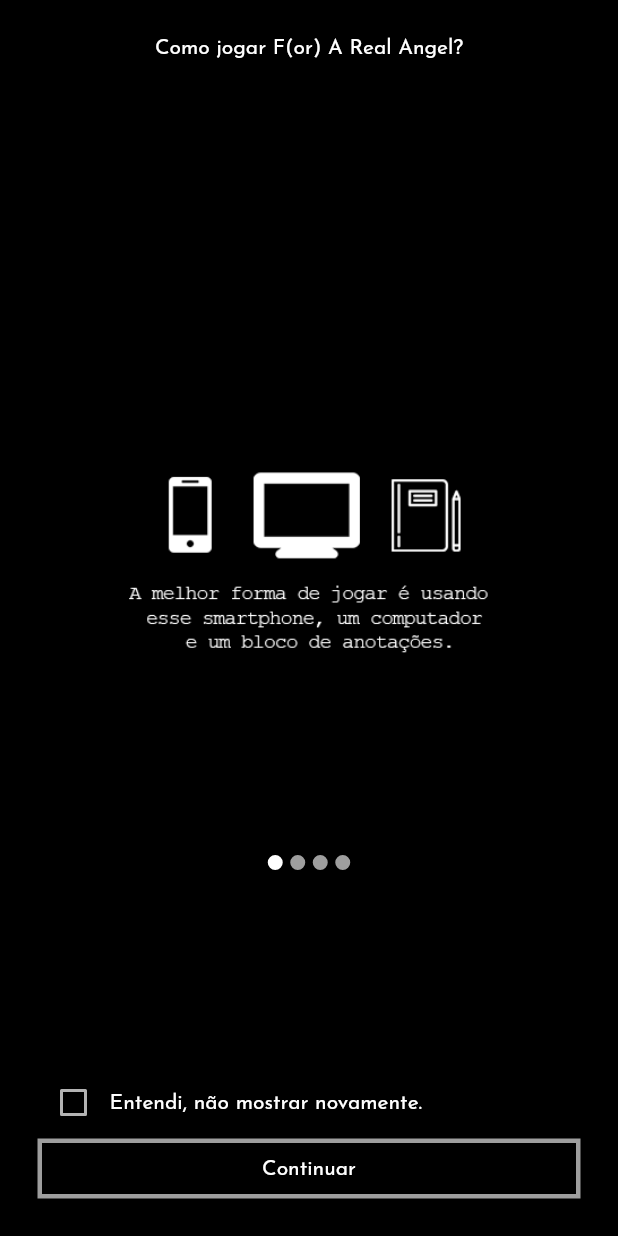
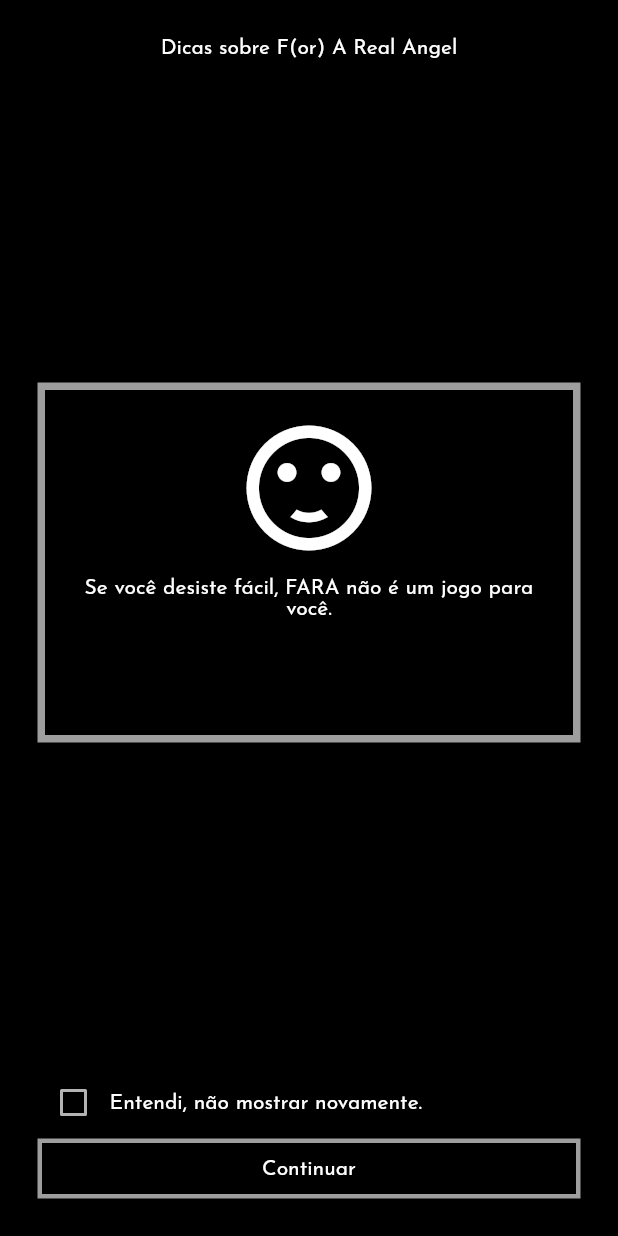
Before and after one commit to ricarthlima/for-a-real-angel, a Flutter app: the screen it shows after launch, on a phone screen of 412 x 824 dp. Run offline on Flutter 3.47's test engine with Material 2 defaults, Android fonts, the phone set to English and light mode, and no system bars; drawn by our look-alikes of carousel_slider; our stand-ins replace package_info, shared_preferences; missing offline and left inert: soundpool, swipedetector.

Commit message:
um monte de coisa

```diff
--- a/lib/screens/simple_cap.dart
+++ b/lib/screens/simple_cap.dart
@@ -51,6 +51,7 @@
 
   @override
   Widget build(BuildContext context) {
+    Size size = MediaQuery.of(context).size;
     Chapter cap = chapters[idChapter];
 
     return Scaffold(
@@ -82,6 +83,8 @@
             }
           },
           child: Container(
+            height: size.height,
+            width: size.width,
             decoration: BoxDecoration(
               color: Colors.black,
               border: Border.all(
@@ -117,7 +120,7 @@
                       Column(
                         children: <Widget>[
                           Icon(cap.icon),
-                          Text(cap.title),
+                          Text(cap.id.toString() + " - " + cap.title),
                         ],
                       ),
                       GestureDetector(
--- a/lib/screens/starter.dart
+++ b/lib/screens/starter.dart
@@ -1,3 +1,4 @@
+import 'package:carousel_slider/carousel_slider.dart';
 import 'package:flutter/material.dart';
 import 'package:for_a_real_angel/desktop.dart';
 import 'package:for_a_real_angel/screens/chapter_splash.dart';
@@ -12,7 +13,7 @@
 
 class _StarterState extends State<Starter> {
   bool _selectSkip = false;
-  int nav = 0;
+  int _current = 0;
 
   @override
   void initState() {
@@ -29,146 +30,86 @@
         mainAxisAlignment: MainAxisAlignment.spaceBetween,
         crossAxisAlignment: CrossAxisAlignment.center,
         children: <Widget>[
-          Text("Como jogar F(or) A Real Angel?"),
-          SwipeDetector(
-            swipeConfiguration: SwipeConfiguration(
-              horizontalSwipeMinVelocity: 50.0,
-              horizontalSwipeMinDisplacement: 10.0,
-            ),
-            onSwipeLeft: () {
-              if (nav < 3) {
-                setState(() {
-                  nav += 1;
-                });
-              }
-            },
-            onSwipeRight: () {
-              if (nav > 0) {
-                setState(() {
-                  nav -= 1;
-                });
-              }
-            },
-            child: Column(
-              children: <Widget>[
-                (nav == 0)
-                    ? Container(
-                        height: 400,
-                        child: Image.asset("assets/melhor.png"),
-                      )
-                    : (nav == 1)
-                        ? Container(
-                            height: 400,
-                            child: Column(
+          Text("Dicas sobre F(or) A Real Angel"),
+          Column(
             mainAxisAlignment: MainAxisAlignment.center,
             crossAxisAlignment: CrossAxisAlignment.center,
             children: <Widget>[
-                                Image.asset("assets/help2.png"),
-                                Center(
-                                  child: Text(
-                                    "Acesse o sistema do PROJETO K22B para conseguir os Códigos de Restauração.",
-                                    textAlign: TextAlign.center,
+              Container(
+                padding: EdgeInsets.all(15),
+                alignment: Alignment.center,
+                decoration: BoxDecoration(
+                  color: Colors.black,
+                  border: Border.all(color: Colors.grey, width: 5),
                 ),
-                                )
-                              ],
+                child: CarouselSlider(
+                  height: 200,
+                  autoPlay: true,
+                  autoPlayInterval: Duration(seconds: 5),
+                  pauseAutoPlayOnTouch: Duration(seconds: 15),
+                  enlargeCenterPage: true,
+                  viewportFraction: 1.0,
+                  onPageChanged: (index) {
+                    setState(() {
+                      _current = index;
+                    });
+                  },
+                  items: <Widget>[
+                    Container(
+                      child: Column(
+                        children: <Widget>[
+                          Icon(
+                            Icons.sentiment_satisfied,
+                            size: 100,
                           ),
-                          )
-                        : (nav == 2)
-                            ? Container(
-                                height: 400,
-                                child: Column(
-                                  mainAxisAlignment: MainAxisAlignment.center,
-                                  crossAxisAlignment: CrossAxisAlignment.center,
-                                  children: <Widget>[
-                                    Image.asset("assets/dicas.png"),
                           Padding(
                             padding: EdgeInsets.only(bottom: 10),
                           ),
-                                    Center(
-                                      child: Text(
-                                        "A cada capítulo, você receberá em laranja, uma dica crucial para a descoberta da chave que gera o código no sistema do PROJETO K22B.",
+                          Text(
+                            "Se você desiste fácil, FARA não é um jogo para você.",
                             textAlign: TextAlign.center,
-                                      ),
-                                    )
-                                  ],
-                                ),
-                              )
-                            : Container(
-                                height: 400,
-                                child: Column(
-                                  mainAxisAlignment: MainAxisAlignment.center,
-                                  crossAxisAlignment: CrossAxisAlignment.center,
-                                  children: <Widget>[
-                                    Image.asset("assets/acerte.png"),
-                                    Padding(
-                                      padding: EdgeInsets.only(bottom: 10),
-                                    ),
-                                    Center(
-                                      child: Text(
-                                        "Quando você tiver o código, volte aqui e restaure o armazenamento para progredir na história.",
-                                        textAlign: TextAlign.center,
-                                      ),
                           )
                         ],
                       ),
                     ),
-                Row(
-                  mainAxisAlignment: MainAxisAlignment.center,
-                  crossAxisAlignment: CrossAxisAlignment.center,
+                    Container(
+                      child: Column(
                         children: <Widget>[
-                    Container(
-                      width: 10,
-                      height: 10,
-                      decoration: BoxDecoration(
-                        border: Border.all(
-                            color: (nav == 0) ? Colors.white : Colors.grey,
-                            width: 5),
-                        borderRadius: BorderRadius.circular(50),
+                          Icon(
+                            Icons.headset,
+                            size: 100,
+                          ),
+                          Padding(
+                            padding: EdgeInsets.only(bottom: 10),
+                          ),
+                          Text(
+                            "Os sons são importantes em FARA. Se possível, jogue com fones de ouvido.",
+                            textAlign: TextAlign.center,
+                          )
+                        ],
                       ),
                     ),
+                    Container(
+                      child: Column(
+                        children: <Widget>[
+                          Icon(
+                            Icons.public,
+                            size: 100,
+                          ),
                           Padding(
-                      padding: EdgeInsets.only(right: 5),
+                            padding: EdgeInsets.only(bottom: 10),
                           ),
-                    Container(
-                      width: 10,
-                      height: 10,
-                      decoration: BoxDecoration(
-                        border: Border.all(
-                            color: (nav == 1) ? Colors.white : Colors.grey,
-                            width: 5),
-                        borderRadius: BorderRadius.circular(50),
+                          Text(
+                            "Use todas as informações possíveis para resolver os enigmas. Não hesite em pesquisar e aprender sobre algum assunto novo.",
+                            textAlign: TextAlign.center,
+                          )
+                        ],
                       ),
                     ),
-                    Padding(
-                      padding: EdgeInsets.only(right: 5),
-                    ),
-                    Container(
-                      width: 10,
-                      height: 10,
-                      decoration: BoxDecoration(
-                        border: Border.all(
-                            color: (nav == 2) ? Colors.white : Colors.grey,
-                            width: 5),
-                        borderRadius: BorderRadius.circular(50),
-                      ),
-                    ),
-                    Padding(
-                      padding: EdgeInsets.only(right: 5),
-                    ),
-                    Container(
-                      width: 10,
-                      height: 10,
-                      decoration: BoxDecoration(
-                        border: Border.all(
-                            color: (nav == 3) ? Colors.white : Colors.grey,
-                            width: 5),
-                        borderRadius: BorderRadius.circular(50),
+                  ],
                 ),
               )
             ],
-                )
-              ],
-            ),
           ),
           Column(
             children: <Widget>[
@@ -190,28 +131,25 @@
               ),
               GestureDetector(
                 onTap: () {
-                  if (nav == 3) {
                   if (_selectSkip) {
                     _saveSkip();
                   }
-                    Navigator.pushReplacement(
-                        context,
-                        MaterialPageRoute(
-                            builder: (context) => ChapterSplash()));
-                  }
+                  Navigator.pushReplacement(context,
+                      MaterialPageRoute(builder: (context) => ChapterSplash()));
                 },
                 child: Center(
                   child: Container(
                     padding: EdgeInsets.all(10),
                     decoration: BoxDecoration(
-                      color: (nav == 3) ? Colors.white : Colors.black,
+                      color: Colors.black,
                       border: Border.all(color: Colors.grey, width: 3),
                     ),
                     child: Center(
                       child: Text(
                         "Continuar",
                         style: TextStyle(
-                            color: (nav == 3) ? Colors.black : Colors.white),
+                          color: Colors.white,
+                        ),
                       ),
                     ),
                   ),
--- a/lib/values/icons_values.dart
+++ b/lib/values/icons_values.dart
@@ -18,4 +18,5 @@
   static const String agent = dir + "agent.png";
 
   static const String image = dir + "image.png";
+  static const String console = dir + "console.png";
 }
--- a/lib/visual_objects/taskbar.dart
+++ b/lib/visual_objects/taskbar.dart
@@ -1,4 +1,5 @@
 import 'package:flutter/material.dart';
+import 'package:for_a_real_angel/values/icons_values.dart';
 
 class TaskBar extends StatefulWidget {
   @override
@@ -67,7 +68,7 @@
                 crossAxisAlignment: CrossAxisAlignment.center,
                 children: <Widget>[
                   Image.asset(
-                    "assets/icons/loudspeaker_muted-0.png",
+                    IconsValues.speaker_on,
                     height: 20,
                   ),
                   Padding(
--- a/pubspec.yaml
+++ b/pubspec.yaml
@@ -26,6 +26,9 @@
   shared_preferences: ^0.5.6
   soundpool: ^0.6.0
   swipedetector: ^1.2.0
+  url_launcher: ^5.4.1
+  package_info: ^0.4.0+13
+  carousel_slider: ^1.4.1
 
 dev_dependencies:
   flutter_test:
@@ -47,6 +50,8 @@
   assets:
    - sounds/
    - assets/
+   - assets/files/
+   - assets/files/n2/
    - assets/icons/
 
 
```
Also changed, not shown: lib/desktop.dart (+27 -5 lines), lib/helper/file_opener.dart (added, +24 -0 lines), lib/screens/desktop_screen.dart (+23 -3 lines), lib/screens/explorer.dart (+8 -2 lines), lib/screens/image_viewer.dart (added, +59 -0 lines), lib/screens/terminal.dart (added, +92 -0 lines), lib/values/directories.dart (+9 -9 lines), assets/files/n2/eyes.jpg (added), assets/files/n2/fur.jpg (added), assets/files/n2/mouth.jpg (added), assets/files/n2/wing.jpg (added), assets/icons/console.png (added), assets/wallpaper-def.png (added), assets/wallpaper-inv.png (added), 1 more files, 2 other files. Lines whose indentation alone changed are shown as unchanged.
